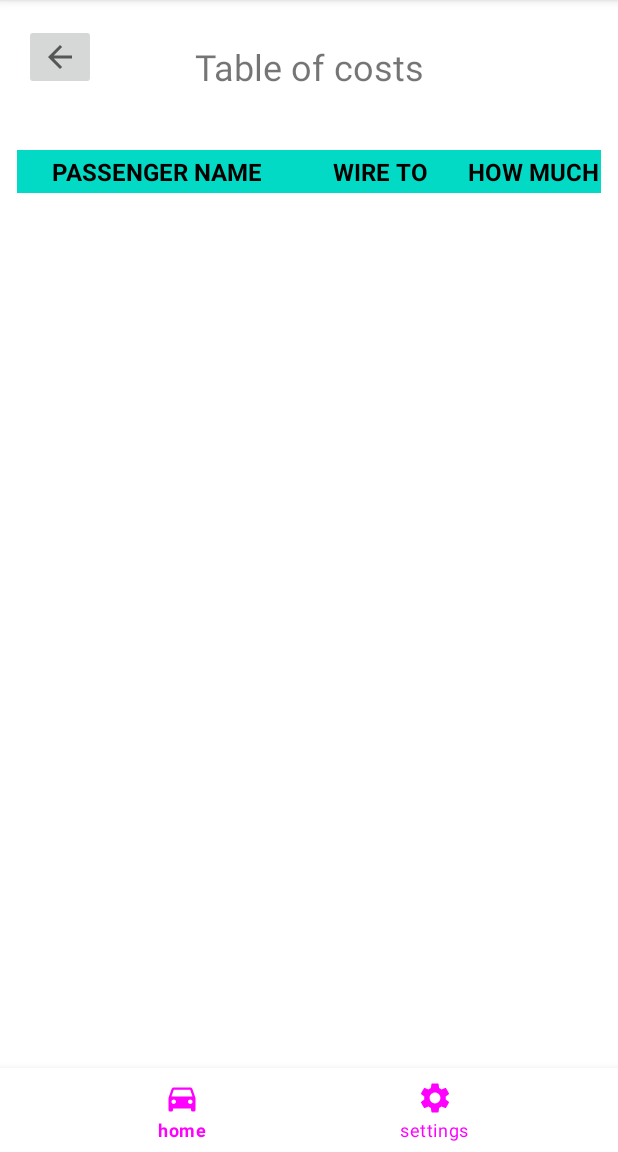
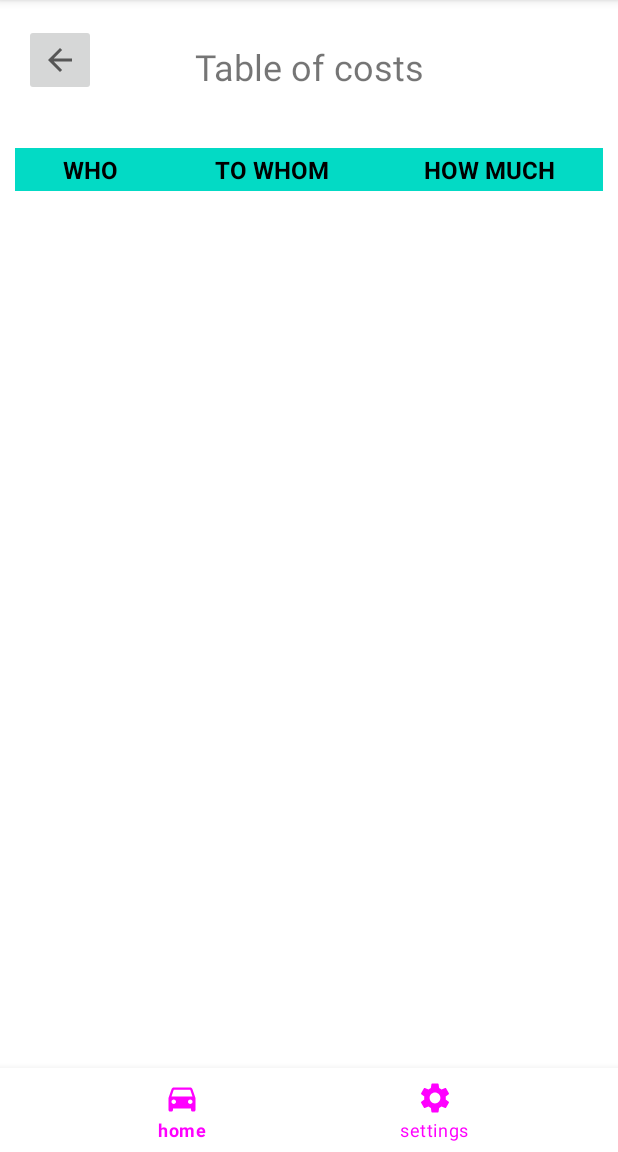
Before and after one commit to marekkawalski/FuelCostCalculator, an Android app: the Results screen opened directly, with no data from a screen before it, on a phone screen of 412 x 824 dp, the part 84-1236 px from its top. Run offline under Robolectric (Android 15) with nearby library versions, the phone set to English and light mode, and no system bars.

Commit message:
refactor, bug fixes

```diff
--- a/app/src/main/java/otherControllers/SettingsController.kt
+++ b/app/src/main/java/otherControllers/SettingsController.kt
@@ -6,13 +6,25 @@ import androidx.appcompat.app.AppCompatDelegate
 import androidx.preference.PreferenceManager
 import java.util.*
 
+/**
+ * Settings controller
+ * Class which is responsible for managing settings
+ * @constructor Create empty Settings controller
+ */
 class SettingsController {
+    /**
+     * Load settings
+     * Method loads settings. It is to be invoked by all activities
+     * @param appContext current activity instance
+     * @param res activity resources
+     */
     fun loadSettings(appContext: Context, res: Resources) {
 
-        var sharedPreferences = PreferenceManager.getDefaultSharedPreferences(appContext)
-        var theme: String? = sharedPreferences.getString("appThemeMode", "")
-        var language: String? = sharedPreferences.getString("appLanguage", "")
+        val sharedPreferences = PreferenceManager.getDefaultSharedPreferences(appContext)
+        val theme: String? = sharedPreferences.getString("appThemeMode", "1")
+        val language: String? = sharedPreferences.getString("appLanguage", "default")
 
+        //load chosen theme
         when (theme?.toInt()) {
             1 -> {
                 AppCompatDelegate.setDefaultNightMode(AppCompatDelegate.MODE_NIGHT_FOLLOW_SYSTEM)
@@ -29,11 +41,18 @@ class SettingsController {
                 AppCompatDelegate.setDefaultNightMode(AppCompatDelegate.MODE_NIGHT_AUTO_BATTERY)
             }
         }
+        //load chosen language
         if (language != null) {
             setLocale(language, res)
         }
     }
 
+    /**
+     * Set locale
+     * Method changes app language according to what user choose
+     * @param languageName what language to choose app language
+     * @param res activity resources
+     */
     private fun setLocale(languageName: String, res: Resources) {
         Locale(languageName)
         val dm = res.displayMetrics
--- a/app/src/main/res/layout/activity_add_passangers.xml
+++ b/app/src/main/res/layout/activity_add_passangers.xml
@@ -126,6 +126,7 @@
         android:layout_width="wrap_content"
         android:layout_height="wrap_content"
         android:layout_marginTop="16dp"
+        android:minHeight="48dp"
         app:layout_constraintEnd_toEndOf="parent"
         app:layout_constraintHorizontal_bias="0.955"
         app:layout_constraintStart_toStartOf="parent"
@@ -137,6 +138,7 @@
         android:layout_width="wrap_content"
         android:layout_height="wrap_content"
         android:layout_marginTop="16dp"
+        android:minHeight="48dp"
         app:layout_constraintEnd_toEndOf="parent"
         app:layout_constraintHorizontal_bias="0.082"
         app:layout_constraintStart_toStartOf="parent"
--- a/app/src/main/res/layout/activity_add_payers.xml
+++ b/app/src/main/res/layout/activity_add_payers.xml
@@ -82,6 +82,7 @@
         android:layout_width="wrap_content"
         android:layout_height="wrap_content"
         android:layout_marginTop="16dp"
+        android:minHeight="48dp"
         app:layout_constraintEnd_toEndOf="parent"
         app:layout_constraintHorizontal_bias="0.955"
         app:layout_constraintStart_toStartOf="parent"
--- a/app/src/main/res/layout/activity_results.xml
+++ b/app/src/main/res/layout/activity_results.xml
@@ -35,23 +35,23 @@
             android:layout_height="wrap_content"
             android:layout_marginHorizontal="10dp"
             android:layout_marginVertical="10dp"
-            android:stretchColumns="0,1">
+            android:stretchColumns="*">
 
             <TableRow
+                android:layout_height="wrap_content"
                 android:layout_width="wrap_content"
-                android:layout_height="wrap_content"
-                android:layout_margin="1dp"
+                android:collapseColumns="0"
                 android:clipToPadding="false">
-
 
                 <TextView
                     android:id="@+id/textView7"
                     android:layout_width="wrap_content"
                     android:layout_height="match_parent"
                     android:background="@color/teal_200"
+                    android:breakStrategy="high_quality"
                     android:gravity="center"
                     android:padding="3dip"
-                    android:text="@string/passenger_name"
+                    android:text="@string/who"
                     android:textAllCaps="true"
                     android:textColor="@color/black"
                     android:textSize="16sp"
@@ -95,6 +95,7 @@
         android:layout_width="wrap_content"
         android:layout_height="wrap_content"
         android:layout_marginTop="16dp"
+        android:minHeight="48dp"
         app:layout_constraintEnd_toEndOf="parent"
         app:layout_constraintHorizontal_bias="0.044"
         app:layout_constraintStart_toStartOf="parent"
--- a/app/src/main/res/values/strings.xml
+++ b/app/src/main/res/values/strings.xml
@@ -84,7 +84,8 @@
     <!--Strings for results activity-->
     <string name="table_of_costs">Table of costs</string>
     <string name="cost">how much</string>
-    <string name="whoToWireMoney">wire to</string>
+    <string name="whoToWireMoney">to whom</string>
+    <string name="who">Who</string>
 
     <!--Strings for settings activity-->
     <string name="appTheme">App theme</string>
--- a/app/src/main/res/xml/preferences.xml
+++ b/app/src/main/res/xml/preferences.xml
@@ -4,7 +4,7 @@
 
     <PreferenceCategory android:title="@string/appSettings">
         <ListPreference
-            app:defaultValue="true"
+            app:defaultValue="1"
             app:entries="@array/dark_mode_entries"
             app:entryValues="@array/dark_mode_values"
             app:icon="@drawable/ic_baseline_dark_mode_24"
```
Also changed, not shown: app/src/main/AndroidManifest.xml (+16 -6 lines), app/src/main/java/com/marekkawalski/viewControllers/MainActivity.kt (+10 -1 lines), app/src/main/java/com/marekkawalski/viewControllers/Results.kt (+34 -40 lines), app/src/main/java/model/Car.kt (+25 -1 lines), app/src/main/java/model/Distance.kt (+25 -0 lines), app/src/main/java/model/FuelCostCalculator.kt (+82 -3 lines), app/src/main/java/model/Person.kt (+36 -0 lines), app/src/main/res/layout/activity_main.xml (+9 -8 lines), 2 other files.
